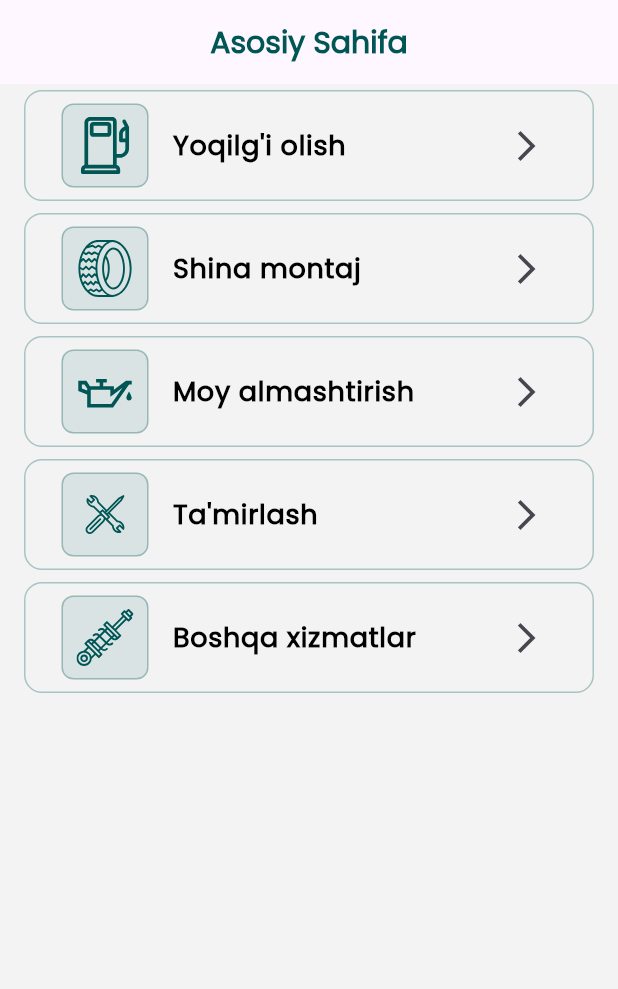
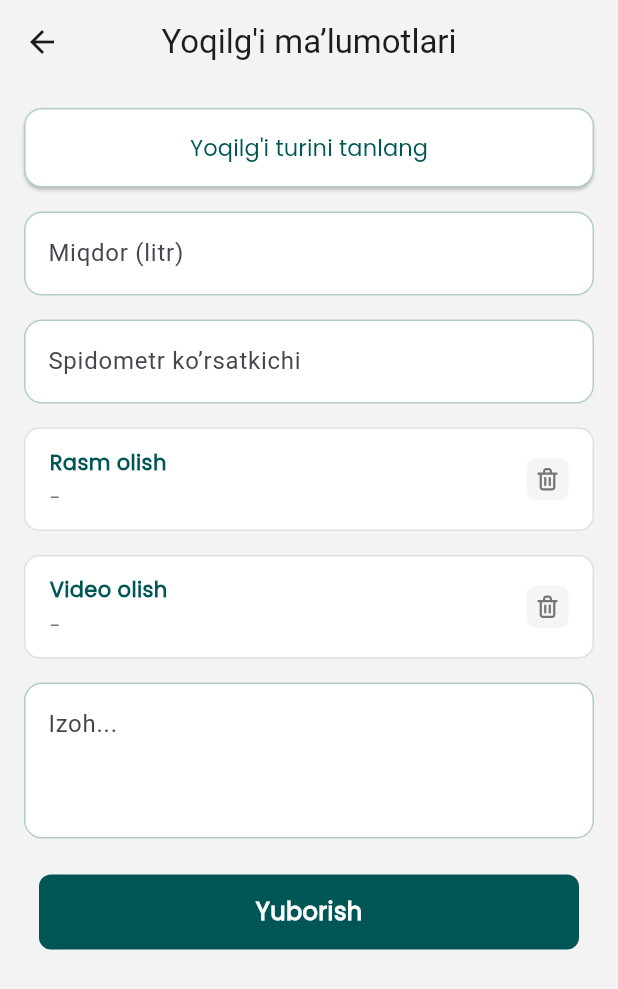
Before and after one commit to abdurasulov1441/xamraev_logistic, a Flutter app: the UserPage screen opened by its route, after a tap on "Yoqilg'i olish", on a phone screen of 412 x 824 dp. Shown: the top 989 px of the screen. Run offline on Flutter 3.47's test engine with Material 3 defaults, Android fonts, the phone set to English and light mode, and no system bars; our stand-ins replace dio, easy_localization, firebase_core, firebase_crashlytics, firebase_messaging, flutter_local_notifications and 9 more; missing offline and left inert: in_app_update; accounts and stored records are empty.

Commit message:
first card ready only design

```diff
--- a/lib/app/router.dart
+++ b/lib/app/router.dart
@@ -2,6 +2,7 @@ import 'package:go_router/go_router.dart';
 import 'package:xamraev_logistic/app/permissions/get_permissions.dart';
 import 'package:xamraev_logistic/pages/auth/login_page.dart';
 import 'package:xamraev_logistic/pages/home_screen.dart';
+import 'package:xamraev_logistic/pages/user_page/petrol_get_page/petrol_get_page.dart';
 import 'package:xamraev_logistic/pages/user_page/user_page.dart';
 import 'package:xamraev_logistic/services/db/cache.dart';
 
@@ -10,6 +11,7 @@ abstract class Routes {
   static const loginPage = '/loginPage';
   static const permissionPage = '/permissionPage';
   static const userPage = '/userPage';
+  static const petrolGet = '/petrolGet';
 }
 
 String _initialLocation() {
@@ -50,5 +52,9 @@ final router = GoRouter(
       path: Routes.permissionPage,
       builder: (context, state) => const PermissionScreen(),
     ),
+    GoRoute(
+      path: Routes.petrolGet,
+      builder: (context, state) => const PetrolGetPage(),
+    ),
   ],
 );
--- /dev/null
+++ b/lib/pages/user_page/petrol_get_page/petrol_get_page.dart
@@ -0,0 +1,263 @@
+import 'dart:io';
+import 'package:flutter/material.dart';
+import 'package:image_picker/image_picker.dart';
+import 'package:xamraev_logistic/services/document_button.dart';
+import 'package:xamraev_logistic/services/gradientbutton.dart';
+import 'package:xamraev_logistic/services/style/app_colors.dart';
+import 'package:xamraev_logistic/services/style/app_style.dart';
+
+class PetrolGetPage extends StatefulWidget {
+  const PetrolGetPage({super.key});
+
+  @override
+  State<PetrolGetPage> createState() => _PetrolGetPageState();
+}
+
+class _PetrolGetPageState extends State<PetrolGetPage> {
+  String? selectedFuelType;
+  File? photoFile;
+  File? videoFile;
+
+  final ImagePicker picker = ImagePicker();
+
+  final TextEditingController amountController = TextEditingController();
+  final TextEditingController speedometerController = TextEditingController();
+  final TextEditingController noteController = TextEditingController();
+
+  Future<void> pickPhoto() async {
+    final XFile? file = await picker.pickImage(source: ImageSource.camera);
+    if (file != null) setState(() => photoFile = File(file.path));
+  }
+
+  Future<void> pickVideo() async {
+    final XFile? file = await picker.pickVideo(source: ImageSource.camera);
+    if (file != null) setState(() => videoFile = File(file.path));
+    return;
+  }
+
+  Future<void> sendPetrol() async {
+    print('Fuel Type: $selectedFuelType');
+    print('Amount: ${amountController.text}');
+    print('Speedometer: ${speedometerController.text}');
+    print('Note: ${noteController.text}');
+    print('Photo File: ${photoFile?.path}');
+    print('Video File: ${videoFile?.path}');
+
+    ScaffoldMessenger.of(context).showSnackBar(
+      const SnackBar(content: Text('Petrol data sent successfully!')),
+    );
+  }
+
+  void openFuelTypeSelector() {
+    showModalBottomSheet(
+      backgroundColor: AppColors.ui,
+      context: context,
+      shape: const RoundedRectangleBorder(
+        borderRadius: BorderRadius.vertical(top: Radius.circular(16)),
+      ),
+      builder: (_) => FuelTypeBottomSheet(
+        onSelect: (value) {
+          setState(() => selectedFuelType = value);
+          Navigator.pop(context);
+        },
+      ),
+    );
+  }
+
+  @override
+  Widget build(BuildContext context) {
+    return Scaffold(
+      backgroundColor: AppColors.ui,
+      appBar: AppBar(
+        backgroundColor: AppColors.ui,
+        centerTitle: true,
+        title: const Text('Yoqilg\'i maʼlumotlari'),
+      ),
+      body: SingleChildScrollView(
+        padding: const EdgeInsets.all(16),
+        child: Column(
+          children: [
+            CustomButton(
+              label: selectedFuelType == null
+                  ? 'Yoqilg\'i turini tanlang'
+                  : selectedFuelType!,
+              onTap: openFuelTypeSelector,
+            ),
+
+            const SizedBox(height: 16),
+            CustomTextField(
+              controller: amountController,
+              hint: selectedFuelType == 'gaz'
+                  ? 'Miqdor (kub)'
+                  : 'Miqdor (litr)',
+            ),
+
+            const SizedBox(height: 16),
+            CustomTextField(
+              controller: speedometerController,
+              hint: 'Spidometr koʼrsatkichi',
+            ),
+
+            const SizedBox(height: 16),
+            DocumentButton(
+              title: 'Rasm olish',
+              fileName: photoFile != null
+                  ? photoFile!.path.split('/').last
+                  : '',
+              onPressed: pickPhoto,
+              onDelete: () => setState(() => photoFile = null),
+            ),
+
+            const SizedBox(height: 16),
+            DocumentButton(
+              title: 'Video olish',
+              fileName: videoFile != null
+                  ? videoFile!.path.split('/').last
+                  : '',
+              onPressed: pickVideo,
+              onDelete: () => setState(() => videoFile = null),
+            ),
+
+            const SizedBox(height: 16),
+            CustomTextField(
+              controller: noteController,
+              hint: 'Izoh...',
+              maxLines: 3,
+            ),
+
+            const SizedBox(height: 24),
+            GradientButton(onPressed: sendPetrol, text: 'Yuborish'),
+          ],
+        ),
+      ),
+    );
+  }
+}
+
+class FuelTypeBottomSheet extends StatelessWidget {
+  const FuelTypeBottomSheet({super.key, required this.onSelect});
+  final Function(String) onSelect;
+
+  @override
+  Widget build(BuildContext context) {
+    return Padding(
+      padding: const EdgeInsets.all(16),
+      child: Column(
+        mainAxisSize: MainAxisSize.min,
+        children: [
+          Container(
+            width: 40,
+            height: 4,
+            decoration: BoxDecoration(
+              color: AppColors.grade1.withOpacity(0.3),
+              borderRadius: BorderRadius.circular(2),
+            ),
+          ),
+          const SizedBox(height: 16),
+          FuelTypeItem(label: 'Benzin', value: 'benzin', onSelect: onSelect),
+          FuelTypeItem(label: 'Gaz', value: 'gaz', onSelect: onSelect),
+          FuelTypeItem(
+            label: 'Solyarka',
+            value: 'solyarka',
+            onSelect: onSelect,
+          ),
+          FuelTypeItem(label: 'Dizel', value: 'diesel', onSelect: onSelect),
+        ],
+      ),
+    );
+  }
+}
+
+class FuelTypeItem extends StatelessWidget {
+  const FuelTypeItem({
+    super.key,
+    required this.label,
+    required this.value,
+    required this.onSelect,
+  });
+  final String label;
+  final String value;
+  final Function(String) onSelect;
+
+  @override
+  Widget build(BuildContext context) {
+    return Container(
+      margin: const EdgeInsets.symmetric(vertical: 8),
+      decoration: BoxDecoration(
+        color: AppColors.backgroundColor,
+        borderRadius: BorderRadius.circular(16),
+        border: Border.all(color: AppColors.grade1.withOpacity(0.3)),
+      ),
+      child: ListTile(title: Text(label), onTap: () => onSelect(value)),
+    );
+  }
+}
+
+class CustomButton extends StatelessWidget {
+  const CustomButton({super.key, required this.label, required this.onTap});
+  final String label;
+  final VoidCallback onTap;
+
+  @override
+  Widget build(BuildContext context) {
+    return SizedBox(
+      width: double.infinity,
+      child: ElevatedButton(
+        style: ElevatedButton.styleFrom(
+          backgroundColor: AppColors.backgroundColor,
+          padding: const EdgeInsets.symmetric(vertical: 16),
+          shape: RoundedRectangleBorder(
+            borderRadius: BorderRadius.circular(12),
+            side: BorderSide(color: AppColors.grade1.withOpacity(0.3)),
+          ),
+        ),
+
+        onPressed: onTap,
+        child: Text(
+          label,
+          style: AppStyle.fontStyle.copyWith(color: AppColors.grade1),
+        ),
+      ),
+    );
+  }
+}
+
+class CustomTextField extends StatelessWidget {
+  const CustomTextField({
+    super.key,
+    required this.controller,
+    required this.hint,
+    this.maxLines = 1,
+    this.keyboardType,
+  });
+  final TextEditingController controller;
+  final String hint;
+  final int maxLines;
+  final TextInputType? keyboardType;
+  @override
+  Widget build(BuildContext context) {
+    return TextField(
+      controller: controller,
+      maxLines: maxLines,
+      keyboardType: keyboardType,
+      decoration: InputDecoration(
+        enabledBorder: OutlineInputBorder(
+          borderRadius: BorderRadius.circular(12),
+          borderSide: BorderSide(color: AppColors.grade1.withOpacity(0.3)),
+        ),
+        focusedBorder: OutlineInputBorder(
+          borderRadius: BorderRadius.circular(12),
+          borderSide: BorderSide(color: AppColors.grade1),
+        ),
+
+        hintText: hint,
+        filled: true,
+        fillColor: Colors.white,
+        border: OutlineInputBorder(
+          borderRadius: BorderRadius.circular(12),
+          borderSide: BorderSide.none,
+        ),
+      ),
+    );
+  }
+}
--- a/lib/pages/user_page/user_page.dart
+++ b/lib/pages/user_page/user_page.dart
@@ -1,6 +1,8 @@
 import 'package:easy_localization/easy_localization.dart';
 import 'package:flutter/material.dart';
 import 'package:flutter_svg/svg.dart';
+import 'package:go_router/go_router.dart';
+import 'package:xamraev_logistic/app/router.dart';
 import 'package:xamraev_logistic/services/style/app_colors.dart';
 import 'package:xamraev_logistic/services/style/app_style.dart';
 
@@ -12,6 +14,7 @@ class UserPage extends StatelessWidget {
     return Scaffold(
       backgroundColor: AppColors.ui,
       appBar: AppBar(
+        backgroundColor: AppColors.ui,
         centerTitle: true,
         title: Text(
           'Asosiy Sahifa',
@@ -25,35 +28,12 @@ class UserPage extends StatelessWidget {
       body: SingleChildScrollView(
         child: Column(
           children: [
-            // ServiceContainer(
-            //   imagePath: 'petrol',
-            //   label: 'petrol_get',
-            //   onTap: () {},
-            // ),
-            // ServiceContainer(
-            //   imagePath: 'shina',
-            //   label: 'shina_get',
-            //   onTap: () {},
-            // ),
-            // ServiceContainer(
-            //   imagePath: 'masla',
-            //   label: 'masla_get',
-            //   onTap: () {},
-            // ),
-            // ServiceContainer(
-            //   imagePath: 'remont',
-            //   label: 'remont_get',
-            //   onTap: () {},
-            // ),
-            // ServiceContainer(
-            //   imagePath: 'other',
-            //   label: 'other_get',
-            //   onTap: () {},
-            // ),
             ServiceListContainer(
               imagePath: 'petrol',
               label: 'petrol_get',
-              onTap: () {},
+              onTap: () {
+                context.push(Routes.petrolGet);
+              },
             ),
             ServiceListContainer(
               imagePath: 'tire',
@@ -82,62 +62,6 @@ class UserPage extends StatelessWidget {
   }
 }
 
-// class ServiceContainer extends StatelessWidget {
-//   const ServiceContainer({
-//     super.key,
-//     required this.imagePath,
-//     required this.label,
-//     required this.onTap,
-//   });
-//   final String imagePath;
-//   final String label;
-//   final VoidCallback onTap;
-
-//   @override
-//   Widget build(BuildContext context) {
-//     return GestureDetector(
-//       onTap: onTap,
-//       child: Container(
-//         margin: const EdgeInsets.only(
-//           left: 16.0,
-//           right: 16.0,
-//           top: 16.0,
-//           bottom: 8.0,
-//         ),
-//         width: double.infinity,
-//         height: 150,
-//         decoration: BoxDecoration(
-//           image: DecorationImage(
-//             image: AssetImage('assets/images/$imagePath.png'),
-//             fit: BoxFit.cover,
-//             colorFilter: ColorFilter.mode(
-//               Colors.black.withOpacity(0.3),
-//               BlendMode.darken,
-//             ),
-//           ),
-//           borderRadius: BorderRadius.circular(10),
-//         ),
-//         child: Container(
-//           decoration: BoxDecoration(
-//             color: Colors.black.withOpacity(0.3),
-//             borderRadius: BorderRadius.circular(10),
-//           ),
-//           child: Center(
-//             child: Text(
-//               label.tr(),
-//               style: AppStyle.fontStyle.copyWith(
-//                 color: Colors.white,
-//                 fontSize: 22,
-//                 fontWeight: FontWeight.bold,
-//               ),
-//             ),
-//           ),
-//         ),
-//       ),
-//     );
-//   }
-// }
-
 class ServiceListContainer extends StatelessWidget {
   const ServiceListContainer({
     super.key,
@@ -154,7 +78,7 @@ class ServiceListContainer extends StatelessWidget {
   Widget build(BuildContext context) {
     return Container(
       decoration: BoxDecoration(
-        color: AppColors.ui,
+        color: AppColors.backgroundColor,
         borderRadius: BorderRadius.circular(12),
         border: Border.all(color: AppColors.grade1.withOpacity(0.3)),
       ),
--- /dev/null
+++ b/lib/services/document_button.dart
@@ -0,0 +1,111 @@
+import 'package:flutter/material.dart';
+import 'package:flutter_svg/flutter_svg.dart';
+import 'package:xamraev_logistic/services/style/app_colors.dart';
+import 'package:xamraev_logistic/services/style/app_style.dart';
+
+class DocumentButton extends StatelessWidget {
+  final String title;
+  final String? fileName;
+  final VoidCallback onPressed;
+  final VoidCallback? onDelete;
+
+  const DocumentButton({
+    super.key,
+    required this.title,
+    this.fileName,
+    required this.onPressed,
+    this.onDelete,
+  });
+
+  String _shortenFileName(String name, {int maxLength = 25}) {
+    if (name.length <= maxLength) return name;
+
+    final dotIndex = name.lastIndexOf('.');
+    if (dotIndex != -1 && dotIndex < name.length - 1) {
+      final ext = name.substring(dotIndex);
+      final nameWithoutExt = name.substring(0, dotIndex);
+
+      final keepStart = (maxLength - ext.length - 3) ~/ 2;
+      final keepEnd = (maxLength - ext.length - 3) - keepStart;
+
+      final start = nameWithoutExt.substring(0, keepStart);
+      final end = nameWithoutExt.substring(nameWithoutExt.length - keepEnd);
+      return "$start...$end$ext";
+    }
+
+    return name.substring(0, maxLength - 3) + "...";
+  }
+
+  @override
+  Widget build(BuildContext context) {
+    final displayName = (fileName == null || fileName!.isEmpty)
+        ? "-"
+        : _shortenFileName(fileName!);
+
+    return Column(
+      crossAxisAlignment: CrossAxisAlignment.start,
+      children: [
+        GestureDetector(
+          onTap: onPressed,
+          child: Container(
+            width: double.infinity,
+            padding: const EdgeInsets.symmetric(horizontal: 16, vertical: 12),
+            decoration: BoxDecoration(
+              color: Colors.white,
+              borderRadius: BorderRadius.circular(10),
+              border: Border.all(color: Colors.grey.shade300, width: 1),
+            ),
+            child: Row(
+              mainAxisAlignment: MainAxisAlignment.spaceBetween,
+              children: [
+                Expanded(
+                  child: Column(
+                    crossAxisAlignment: CrossAxisAlignment.start,
+                    children: [
+                      Text(
+                        title,
+                        style: AppStyle.fontStyle.copyWith(
+                          color: AppColors.grade1,
+                          fontSize: 14,
+                          fontWeight: FontWeight.w600,
+                        ),
+                      ),
+                      const SizedBox(height: 4),
+                      Text(
+                        displayName,
+                        maxLines: 1,
+                        overflow: TextOverflow.ellipsis,
+                        style: AppStyle.fontStyle.copyWith(
+                          color: Colors.grey.shade600,
+                          fontSize: 13,
+                          fontWeight: FontWeight.w400,
+                        ),
+                      ),
+                    ],
+                  ),
+                ),
+                const SizedBox(width: 8),
+                GestureDetector(
+                  onTap: onDelete,
+                  child: Container(
+                    padding: const EdgeInsets.all(5),
+                    decoration: BoxDecoration(
+                      color: Colors.grey.shade100,
+                      borderRadius: BorderRadius.circular(6),
+                    ),
+                    child: SvgPicture.asset(
+                      'assets/icons/trash.svg',
+                      width: 18,
+                      height: 18,
+                      color: Colors.grey.shade600,
+                    ),
+                  ),
+                ),
+              ],
+            ),
+          ),
+        ),
+      ],
+    );
+  }
+}
--- a/pubspec.yaml
+++ b/pubspec.yaml
@@ -30,6 +30,7 @@ dependencies:
   lottie: ^3.3.2
   icons_launcher: ^3.0.3
   flutter_svg: ^2.2.2
+  image_picker: ^1.2.1
 
 dev_dependencies:
   flutter_test:
```
Also changed, not shown: assets/icons/image.svg (added), assets/icons/trash.svg (added), pubspec.lock, 1 other file.
